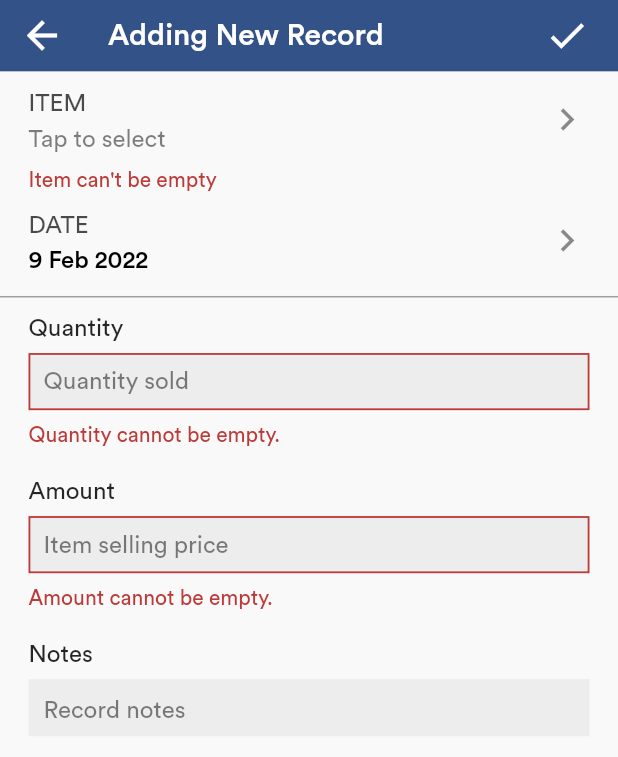
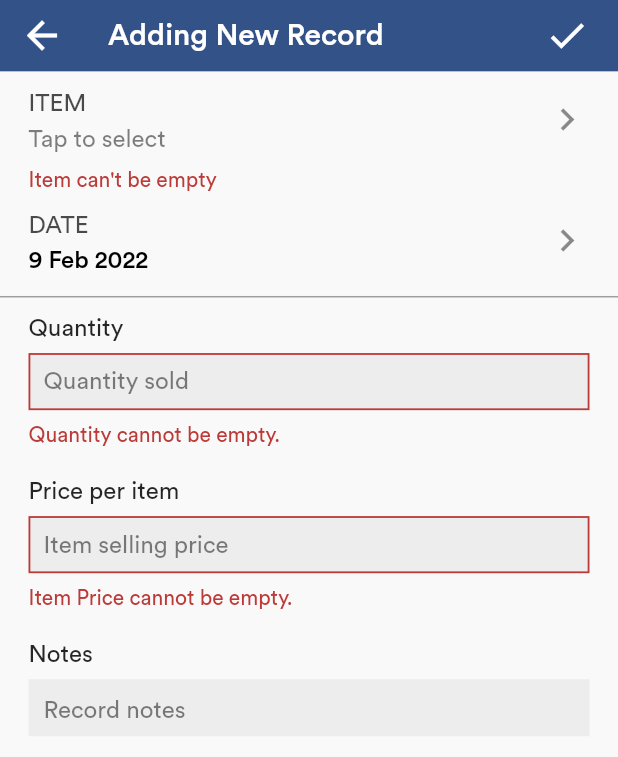
Before and after one commit to bentesha/daftari, a Flutter app: the RecordPage screen opened directly, after a tap on the "done" icon, on a phone screen of 412 x 824 dp. Shown: the top 757 px of the screen. Run offline on Flutter 3.47's test engine with Material 2 defaults, Android fonts, the phone set to English and light mode, and no system bars; our stand-ins replace bloc, flutter_bloc, freezed_annotation, hive; accounts and stored records are empty; network calls fail.

Commit message:
working records implementations

```diff
--- a/lib/blocs/records_page_bloc.dart
+++ b/lib/blocs/records_page_bloc.dart
@@ -14,9 +14,25 @@ class RecordsPageBloc extends Cubit<RecordsPageState> {
   bool get hasItems => itemsService.getItemList.isNotEmpty;
   String? get getSelectedItem {
     final supp = state.supplements;
-    if (supp.selectedItemId.isEmpty) return null;
-    final index = supp.itemList.indexWhere((e) => e.id == supp.selectedItemId);
+    if (supp.itemId.isEmpty) return null;
+    final index = supp.itemList.indexWhere((e) => e.id == supp.itemId);
     return supp.itemList[index].title;
+  }
+
+  Record? _record;
+  int? _day;
+
+  Map<int, double> get getRecordsTotalAmount =>
+      recordsService.getAllTotalAmounts();
+
+  double get getDayTotalAmount {
+    return recordsService.getTotalAmountsByDay(_day!);
+  }
+
+  List<Record> get getSpecificDayRecords {
+    return state.supplements.recordList
+        .where((e) => e.date.day == _day)
+        .toList();
   }
 
   void init() {
@@ -49,12 +65,13 @@ class RecordsPageBloc extends Cubit<RecordsPageState> {
     supp = supp.copyWith(
       date: date ?? supp.date,
       quantity: quantity ?? supp.quantity,
-      amount: amount ?? supp.amount,
+      sellingPrice: amount ?? supp.sellingPrice,
       notes: notes ?? supp.notes,
-      selectedItemId: id ?? supp.selectedItemId,
+      itemId: id ?? supp.itemId,
     );
-    if (id != null)
+    if (id != null) {
       emit(RecordsPageState.success(supp, RecordPages.search_item_page));
+    }
     emit(RecordsPageState.content(supp));
   }
 
@@ -83,7 +100,7 @@ class RecordsPageBloc extends Cubit<RecordsPageState> {
     final hasErrors = InputValidation.checkErrors(supp.errors);
     if (hasErrors) return;
 
-    final index = supp.itemList.indexWhere((e) => e.id == supp.selectedItemId);
+    final index = supp.itemList.indexWhere((e) => e.id == supp.itemId);
 
     final record = Record(
       date: supp.date,
@@ -91,10 +108,25 @@ class RecordsPageBloc extends Cubit<RecordsPageState> {
       type: RecordsTypes.sales,
       quantity: double.parse(supp.quantity),
       item: supp.itemList[index],
-      sellingPrice: double.parse(supp.amount),
+      sellingPrice: double.parse(supp.sellingPrice),
       notes: supp.notes,
     );
     await recordsService.addRecord(record);
+    emit(RecordsPageState.success(supp, RecordPages.record_page));
+  }
+
+  void editRecord() async {
+    _validate();
+
+    var supp = state.supplements;
+    final hasErrors = InputValidation.checkErrors(supp.errors);
+    if (hasErrors) return;
+
+    final record = _record!.copyWith(
+        quantity: double.parse(supp.quantity),
+        sellingPrice: double.parse(supp.sellingPrice),
+        notes: supp.notes);
+    await recordsService.editRecord(record);
     emit(RecordsPageState.success(supp, RecordPages.record_page));
   }
 
@@ -104,8 +136,9 @@ class RecordsPageBloc extends Cubit<RecordsPageState> {
 
     final errors = <String, String?>{};
 
-    errors['item'] = InputValidation.validateText(supp.selectedItemId, 'Item');
-    errors['amount'] = InputValidation.validateNumber(supp.amount, 'Amount');
+    errors['item'] = InputValidation.validateText(supp.itemId, 'Item');
+    errors['price'] =
+        InputValidation.validateNumber(supp.sellingPrice, 'Item Price');
     errors['quantity'] =
         InputValidation.validateNumber(supp.quantity, 'Quantity');
 
@@ -116,15 +149,29 @@ class RecordsPageBloc extends Cubit<RecordsPageState> {
   _handleRecordStream(Record record) {
     var supp = state.supplements;
     emit(RecordsPageState.loading(supp));
+    //supp.recordList.add(record);
     supp = supp.copyWith(recordList: recordsService.getRecordList);
     emit(RecordsPageState.content(supp));
   }
 
-  void initRecord() {
+  void initRecord({Record? record}) {
     var supp = state.supplements;
     emit(RecordsPageState.loading(supp));
     supp = RecordsSupplements.empty()
         .copyWith(itemList: supp.itemList, recordList: supp.recordList);
+
+    if (record != null) {
+      _record = record;
+      supp = supp.copyWith(
+          sellingPrice: record.sellingPrice.toString(),
+          quantity: record.quantity.toString(),
+          date: record.date,
+          notes: record.notes,
+          itemId: record.item.id);
+    }
+
     emit(RecordsPageState.content(supp));
   }
+
+  void initDayRecords(int day) => _day = day;
 }
--- a/lib/models/record.dart
+++ b/lib/models/record.dart
@@ -49,4 +49,25 @@ class Record extends HiveObject {
         type: RecordsTypes.sales,
         sellingPrice: 0,
       );
+
+  Record copyWith(
+          {String? id,
+          double? sellingPrice,
+          double? quantity,
+          String? notes}) =>
+      Record(
+        sellingPrice: sellingPrice ?? this.sellingPrice,
+        date: date,
+        id: id ?? this.id,
+        type: type,
+        quantity: quantity ?? this.quantity,
+        item: item,
+        notes: notes,
+      );
+
+  double get totalAmount => sellingPrice * quantity;
+
+  String get getSellingPrice => Utils.convertToMoneyFormat(sellingPrice);
+
+  String get getFormattedTotalAmount => Utils.convertToMoneyFormat(totalAmount);
 }
--- a/lib/models/records_supplements.dart
+++ b/lib/models/records_supplements.dart
@@ -11,8 +11,8 @@ class RecordsSupplements with _$RecordsSupplements {
     required String quantity,
     required DateTime date,
     String? notes,
-    required String amount,
-    required String selectedItemId,
+    required String sellingPrice,
+    required String itemId,
     required String query,
   }) = _RecordsSupplements;
 
@@ -22,8 +22,8 @@ class RecordsSupplements with _$RecordsSupplements {
       errors: <String, String?>{},
       date: DateTime.now(),
       notes: null,
-      selectedItemId: '',
-      amount: '',
+      itemId: '',
+      sellingPrice: '',
       query: '',
       quantity: '');
 }
--- a/lib/pages/record_page.dart
+++ b/lib/pages/record_page.dart
@@ -1,7 +1,9 @@
 import '../source.dart';
 
 class RecordPage extends StatefulWidget {
-  const RecordPage({Key? key}) : super(key: key);
+  const RecordPage({this.record, Key? key}) : super(key: key);
+
+  final Record? record;
 
   @override
   State<RecordPage> createState() => _RecordPageState();
@@ -9,11 +11,13 @@ class RecordPage extends StatefulWidget {
 
 class _RecordPageState extends State<RecordPage> {
   late final RecordsPageBloc bloc;
+  late final bool isEditing;
 
   @override
   void initState() {
     bloc = Provider.of<RecordsPageBloc>(context, listen: false);
-    bloc.initRecord();
+    isEditing = widget.record != null;
+    bloc.initRecord(record: widget.record);
     super.initState();
   }
 
@@ -21,7 +25,8 @@ class _RecordPageState extends State<RecordPage> {
   Widget build(BuildContext context) {
     return Scaffold(
       appBar: PageAppBar(
-          title: 'Adding New Record', actionCallback: bloc.saveRecord),
+          title: !isEditing ? 'Adding New Record' : 'Editing Record',
+          actionCallback: isEditing ? bloc.editRecord : bloc.saveRecord),
       body: _buildBody(),
     );
   }
@@ -30,8 +35,9 @@ class _RecordPageState extends State<RecordPage> {
     return BlocConsumer<RecordsPageBloc, RecordsPageState>(
         bloc: bloc,
         listener: (_, state) {
-          final isSuccessful =
-              state.maybeWhen(success: (_, page) => page == RecordPages.record_page, orElse: () => false);
+          final isSuccessful = state.maybeWhen(
+              success: (_, page) => page == RecordPages.record_page,
+              orElse: () => false);
 
           if (isSuccessful) Navigator.pop(context);
         },
@@ -58,6 +64,7 @@ class _RecordPageState extends State<RecordPage> {
           value: bloc.getSelectedItem,
           errors: supp.errors,
           errorName: 'item',
+          isEditable: !isEditing,
           onPressed: () => Navigator.push(context,
               MaterialPageRoute(builder: (_) => const ItemSearchPage())),
         ),
@@ -66,6 +73,7 @@ class _RecordPageState extends State<RecordPage> {
           value: DateFormatter.convertToDMY(supp.date),
           onPressed: () => _showDatePicker(supp.date),
           errors: const {},
+          isEditable: !isEditing,
           errorName: '',
         ),
         const AppDivider(),
@@ -81,16 +89,16 @@ class _RecordPageState extends State<RecordPage> {
         ),
         AppTextField(
           errors: supp.errors,
-          text: supp.quantity,
+          text: supp.sellingPrice,
           onChanged: bloc.updateAmount,
           hintText: 'Item selling price',
           keyboardType: TextInputType.number,
-          label: 'Amount',
-          errorName: 'amount',
+          label: 'Price per item',
+          errorName: 'price',
         ),
         AppTextField(
           errors: supp.errors,
-          text: supp.quantity,
+          text: supp.notes,
           onChanged: bloc.updateNotes,
           hintText: 'Record notes',
           keyboardType: TextInputType.number,
--- a/lib/pages/source.dart
+++ b/lib/pages/source.dart
@@ -10,6 +10,7 @@ export 'add_category_page.dart';
 export 'item_edit_page.dart';
 export 'record_page.dart';
 export 'item_search_page.dart';
+export 'day_records_page.dart';
 
 export 'package:flutter_bloc/flutter_bloc.dart';
 export 'package:provider/provider.dart';
--- a/lib/states/records_page_state.dart
+++ b/lib/states/records_page_state.dart
@@ -1,3 +1,5 @@
+// ignore_for_file: constant_identifier_names
+
 import '../source.dart';
 
 part 'records_page_state.freezed.dart';
--- a/lib/themes/app_colors.dart
+++ b/lib/themes/app_colors.dart
@@ -9,6 +9,7 @@ class AppColors {
   static const onSecondary = Colors.white;
   static const background = Color(0xffF9F9F9);
   static const surface = Color(0xffEDEDED);
+  static const surface2 = Color(0xFFE6E6E6);
   static const onBackground = Colors.black;
   static const onBackground2 = Color(0xff423F3E);
   static const positive = Color(0xff77D970);
--- a/lib/themes/theme_data.dart
+++ b/lib/themes/theme_data.dart
@@ -37,6 +37,8 @@ class AppTheme {
           elevation: 2,
         ),
         listTileTheme: const ListTileThemeData(
-            dense: true, contentPadding: EdgeInsets.zero));
+            dense: true,
+            contentPadding: EdgeInsets.zero,
+            minVerticalPadding: 0));
   }
 }
--- a/lib/utils/date_formatter.dart
+++ b/lib/utils/date_formatter.dart
@@ -1,5 +1,3 @@
-import 'package:inventory_management/source.dart';
-
 class DateFormatter {
   static final monthsList = [
     'January',
--- a/lib/widgets/app_text_button.dart
+++ b/lib/widgets/app_text_button.dart
@@ -16,6 +16,7 @@ class AppTextButton extends StatefulWidget {
       this.iconColor = AppColors.onBackground,
       this.textColor,
       required this.onPressed,
+      this.backgroundColor,
       Key? key})
       : super(key: key);
 
@@ -30,7 +31,7 @@ class AppTextButton extends StatefulWidget {
   final Widget? child;
   final Alignment? alignment;
   final TextStyle? textStyle;
-  final Color? iconColor, textColor;
+  final Color? iconColor, textColor, backgroundColor;
 
   @override
   _AppTextButtonState createState() => _AppTextButtonState();
@@ -49,7 +50,9 @@ class _AppTextButtonState extends State<AppTextButton>
         vsync: this);
     animation = ColorTween(
             end: Colors.grey.withOpacity(.25),
-            begin: widget.isFilled ? AppColors.primary : Colors.transparent)
+            begin: widget.isFilled
+                ? widget.backgroundColor ?? AppColors.primary
+                : Colors.transparent)
         .animate(controller)
       ..addStatusListener((status) {
         if (status == AnimationStatus.completed) {
--- a/lib/widgets/page_app_bar.dart
+++ b/lib/widgets/page_app_bar.dart
@@ -4,12 +4,12 @@ class PageAppBar extends StatelessWidget implements PreferredSizeWidget {
   const PageAppBar(
       {Key? key,
       required this.title,
-      required this.actionCallback,
+      this.actionCallback,
       this.hasAction = true})
       : super(key: key);
 
   final String title;
-  final VoidCallback actionCallback;
+  final VoidCallback? actionCallback;
   final bool hasAction;
 
   @override
@@ -20,7 +20,7 @@ class PageAppBar extends StatelessWidget implements PreferredSizeWidget {
       actions: [
         hasAction
             ? AppIconButton(
-                onPressed: actionCallback,
+                onPressed: actionCallback ?? () {},
                 icon: Icons.done,
                 margin: EdgeInsets.only(right: 19.dw))
             : Container()
--- a/lib/widgets/source.dart
+++ b/lib/widgets/source.dart
@@ -20,3 +20,4 @@ export 'app_bottom_sheet.dart';
 export 'record_dialog.dart';
 export 'page_app_bar.dart';
 export 'value_selector.dart';
+export 'day_record_tile.dart';
--- a/lib/widgets/value_selector.dart
+++ b/lib/widgets/value_selector.dart
@@ -7,6 +7,7 @@ class ValueSelector extends StatelessWidget {
       this.value,
       required this.onPressed,
       required this.errors,
+      required this.isEditable,
       required this.errorName})
       : super(key: key);
 
@@ -15,6 +16,7 @@ class ValueSelector extends StatelessWidget {
   final VoidCallback onPressed;
   final Map<String, String?> errors;
   final String errorName;
+  final bool isEditable;
 
   @override
   Widget build(BuildContext context) {
@@ -22,7 +24,7 @@ class ValueSelector extends StatelessWidget {
       crossAxisAlignment: CrossAxisAlignment.start,
       children: [
         AppTextButton(
-          onPressed: onPressed,
+          onPressed: isEditable ? onPressed : () {},
           isFilled: false,
           padding: EdgeInsets.symmetric(horizontal: 19.dw),
           child: ListTile(
@@ -33,7 +35,8 @@ class ValueSelector extends StatelessWidget {
                   opacity: value == null ? .5 : 1,
                   weight: value == null ? FontWeight.w100 : FontWeight.w500),
             ),
-            trailing: const Icon(Icons.chevron_right),
+            trailing:
+                isEditable ? const Icon(Icons.chevron_right) : Container(width: .1),
           ),
         ),
         _buildError(),
```
Also changed, not shown: lib/pages/day_records_page.dart (added, +83 -0 lines), lib/pages/item_search_page.dart (+7 -3 lines), lib/pages/sales_records_page.dart (+4 -46 lines), lib/services/records_service.dart (+37 -1 lines), lib/widgets/app_drawer.dart (+6 -2 lines), lib/widgets/day_record_tile.dart (added, +42 -0 lines), lib/widgets/record_tile.dart (+10 -5 lines), lib/models/records_supplements.freezed.dart.
